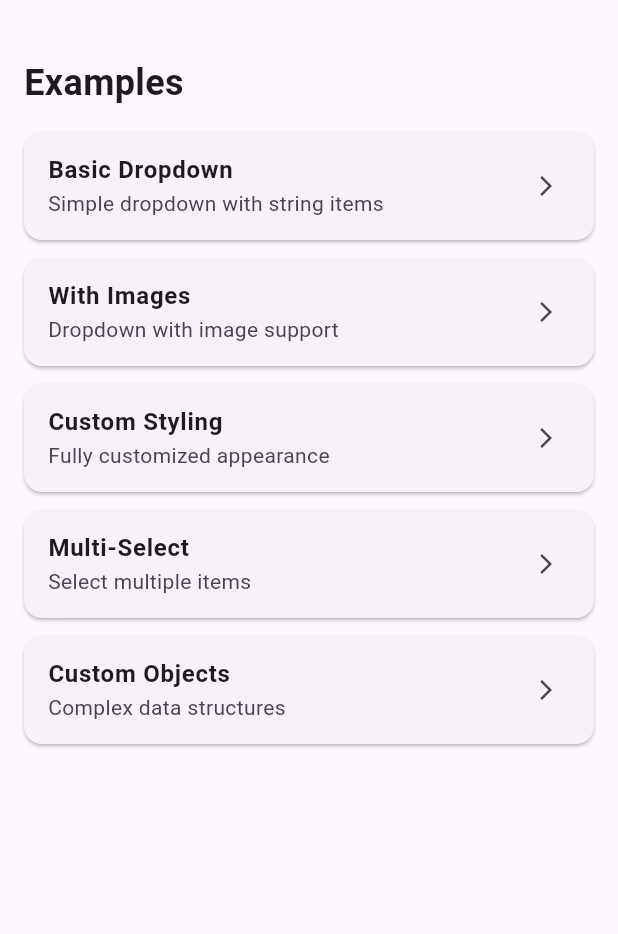
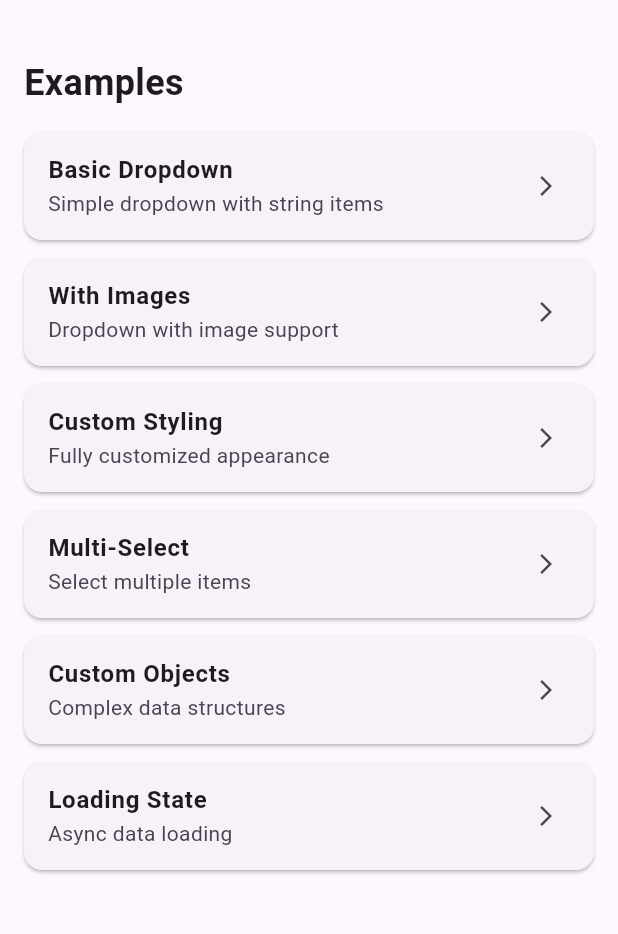
Before and after one commit to darbazrasul/smooth-dropdown-with-search, a Flutter app: the screen it shows after launch, on a phone screen of 412 x 824 dp, the part 63-997 px from its top. Run offline on Flutter 3.47's test engine with Material 3 defaults, Android fonts, the phone set to English and light mode, and no system bars; our stand-ins replace cached_network_image, flutter_hooks, flutter_screenutil, shimmer.

Commit message:
نموونەی لۆد کردنی داتاکان

```diff
--- a/lib/screen/home_page.dart
+++ b/lib/screen/home_page.dart
@@ -2,6 +2,7 @@ import 'package:flutter/material.dart';
 import 'package:flutter_screenutil/flutter_screenutil.dart';
 import 'package:smooth_dropdown_with_search/example/basic_example.dart';
 import 'package:smooth_dropdown_with_search/example/image_example.dart';
+import 'package:smooth_dropdown_with_search/example/loading_example.dart';
 import 'package:smooth_dropdown_with_search/example/multi_select_example.dart';
 import 'package:smooth_dropdown_with_search/example/styled_example.dart';
 import 'package:smooth_dropdown_with_search/example/custom_object_example.dart';
@@ -95,6 +96,21 @@ class MyApp extends StatelessWidget {
                     );
                   },
                 ),
+                Builder(
+                  builder: (innerCtx) {
+                    return _buildExampleCard(
+                      innerCtx,
+                      'Loading State',
+                      'Async data loading',
+                      () => Navigator.push(
+                        innerCtx,
+                        MaterialPageRoute(
+                          builder: (_) => const LoadingExample(),
+                        ),
+                      ),
+                    );
+                  },
+                ),
               ],
             ),
           ),
```
Also changed, not shown: lib/example/loading_example.dart (added, +57 -0 lines).
